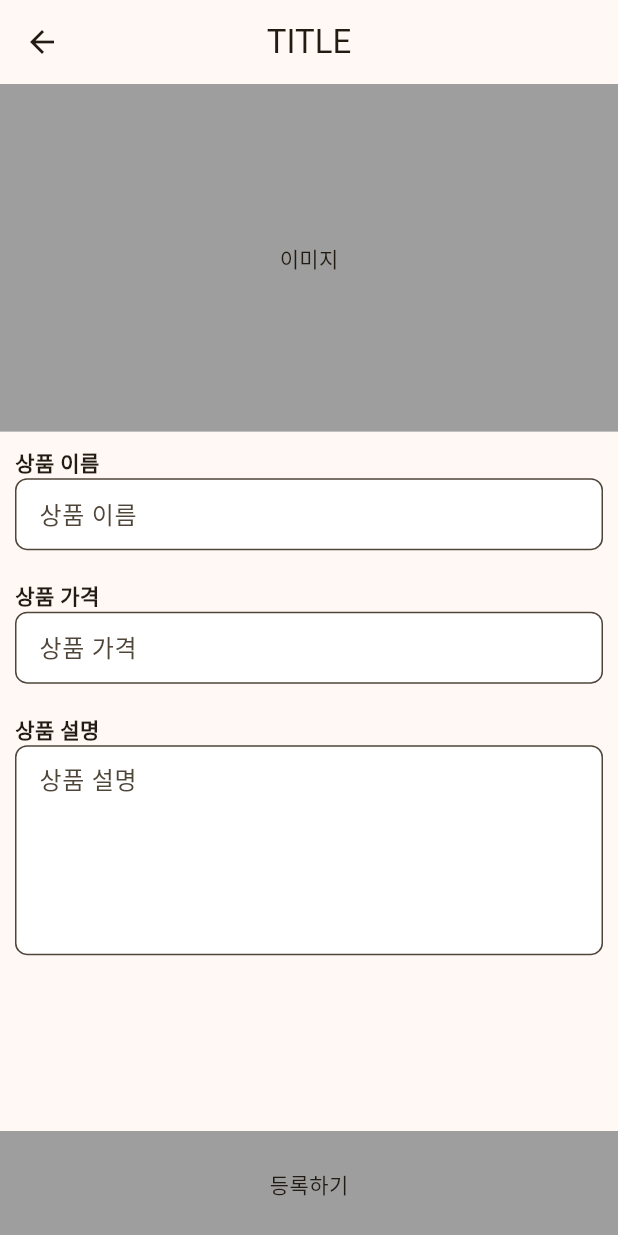
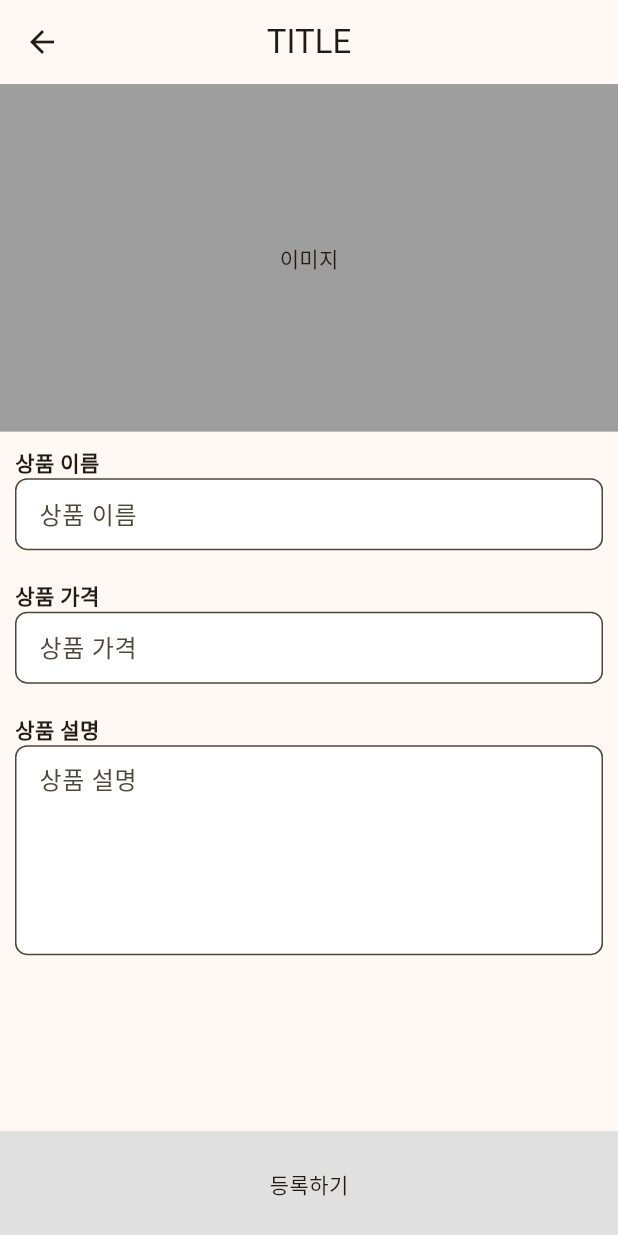
Before and after one commit to flutter-team3/monggeul-market, a Flutter app: the ProductRegisterPage screen opened directly, after a tap on "등록하기", on a phone screen of 412 x 824 dp. Run offline on Flutter 3.47's test engine with Material 3 defaults, Android fonts, the phone set to English and light mode, and no system bars; missing offline and left inert: dart:ffi; network calls fail.

Commit message:
feat: 등록 버튼 유효성 체크

```diff
--- a/lib/ui/product_register/product_register_page.dart
+++ b/lib/ui/product_register/product_register_page.dart
@@ -112,12 +112,46 @@ class _ProductRegisterPageState extends State<ProductRegisterPage> {
             ),
 
             GestureDetector(
-              child: Container(color: Colors.grey, height: 70, width: double.infinity, child: Center(child: Text("등록하기"))),
-              onTap: () {},
+              child: Container(
+                color: areAllFieldsFilled(name, price, description) ? AppColors.primary : Colors.grey[300],
+                height: 70,
+                width: double.infinity,
+                child: Center(child: Text("등록하기")),
+              ),
+              onTap: () {
+                if (areAllFieldsFilled(name, price, description)) {
+                  showDialog(
+                    context: context,
+                    builder: (context) {
+                      return AlertDialog(
+                        content: Text("상품 등록이 완료되었습니다."),
+                        actions: [
+                          TextButton(
+                            onPressed: () {
+                              //
+
+                              Navigator.pop(context);
+                              Navigator.pop(context, Product(name: name!, price: price!, description: description!, category: category!));
+                            },
+                            child: Text("닫기"),
+                          ),
+                        ],
+                      );
+                    },
+                  );
+                }
+              },
             ),
           ],
         ),
       ),
     );
   }
+
+  bool areAllFieldsFilled(String? name, int? price, String? description) {
+    if (name == null || price == null || description == null || name.isEmpty || description.isEmpty) {
+      return false; // 하나라도 비어 있으면 false 반환
+    }
+    return true; // 모두 입력되었으면 true 반환
+  }
 }
```
